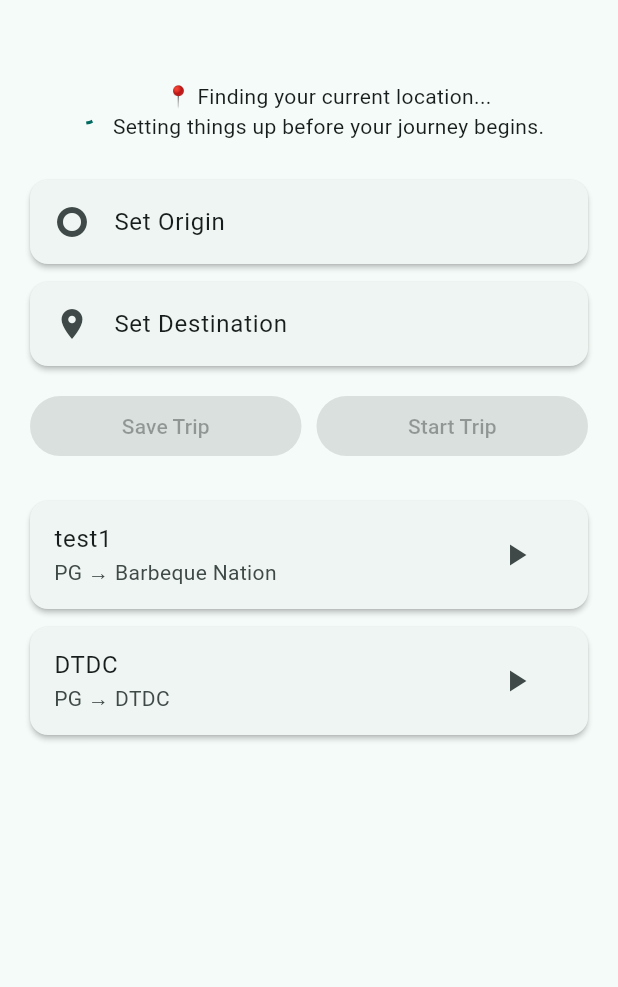
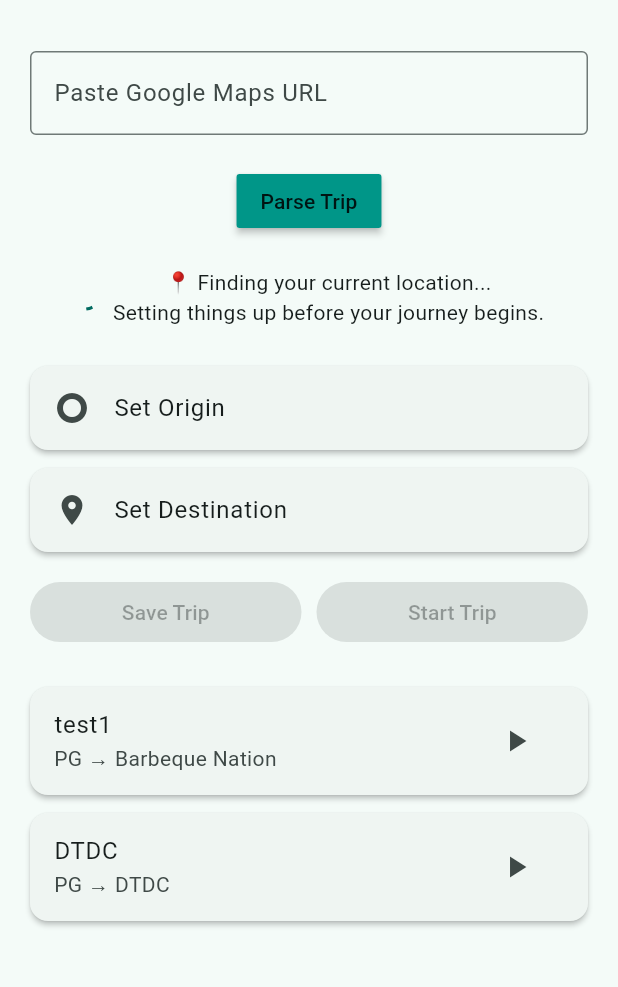
Before and after one commit to Swagnik02/Next-Stop, a Flutter app: the screen it shows after launch, on a phone screen of 412 x 824 dp, the part 63-1050 px from its top. Run offline on Flutter 3.47's test engine with Material 3 defaults, Android fonts, the phone set to English and light mode, and no system bars; our stand-ins replace flutter_riverpod, geolocator, permission_handler.

Commit message:
added gmaps shared link parser, added toString method to trip and waypoint model, added test_maps_parser

```diff
--- /dev/null
+++ b/lib/core/utils/maps_coordinate_parser.dart
@@ -0,0 +1,70 @@
+import 'package:next_stop/features/journey/models/trip_model.dart';
+import 'package:next_stop/features/journey/models/waypoint_model.dart';
+import 'package:next_stop/features/journey/models/waypoint_type_enum.dart';
+
+Trip extractTripFromMapsUrl(String url) {
+  Waypoint? origin;
+  Waypoint? destination;
+
+  String? extractDestinationName(String url) {
+    final match = RegExp(r'/dir/[^/]+/([^/@?]+)').firstMatch(url);
+
+    if (match == null) return null;
+
+    String raw = match.group(1)!;
+
+    raw = Uri.decodeComponent(raw);
+
+    raw = raw.replaceAll('+', ' ');
+
+    /// Often addresses follow after comma
+    return raw.split(',').first.trim();
+  }
+
+  final destinationName = extractDestinationName(url);
+
+  /// pattern: /dir/LAT,LNG
+  final dirMatch = RegExp(r'/dir/(-?\d+\.\d+),(-?\d+\.\d+)').firstMatch(url);
+
+  if (dirMatch != null) {
+    origin = Waypoint(
+      latitude: double.parse(dirMatch.group(1)!),
+      longitude: double.parse(dirMatch.group(2)!),
+      type: WaypointType.origin,
+      name: "Shared Origin",
+    );
+  }
+
+  /// pattern: !2dLNG!3dLAT
+  final placeMatch = RegExp(r'!2d(-?\d+\.\d+)!3d(-?\d+\.\d+)').firstMatch(url);
+
+  if (placeMatch != null) {
+    destination = Waypoint(
+      latitude: double.parse(placeMatch.group(2)!),
+      longitude: double.parse(placeMatch.group(1)!),
+      type: WaypointType.destination,
+      name: destinationName ?? "Shared Destination",
+    );
+  }
+
+  /// fallback
+  if (destination == null) {
+    final atMatch = RegExp(r'@(-?\d+\.\d+),(-?\d+\.\d+)').firstMatch(url);
+
+    if (atMatch != null) {
+      destination = Waypoint(
+        latitude: double.parse(atMatch.group(1)!),
+        longitude: double.parse(atMatch.group(2)!),
+        type: WaypointType.destination,
+        name: destinationName ?? "Shared Destination",
+      );
+    }
+  }
+
+  return Trip(
+    id: DateTime.now().millisecondsSinceEpoch.toString(),
+    name: destinationName ?? "Shared Trip",
+    origin: origin,
+    destination: destination,
+  );
+}
--- a/lib/features/journey/models/waypoint_model.dart
+++ b/lib/features/journey/models/waypoint_model.dart
@@ -20,4 +20,9 @@ class Waypoint {
 
     return type == WaypointType.origin ? "Origin" : "Destination";
   }
+
+  @override
+  String toString() {
+    return 'Waypoint(type: $type, lat: $latitude, lng: $longitude, name: $name)';
+  }
 }
--- a/lib/features/journey/view/journey_screen.dart
+++ b/lib/features/journey/view/journey_screen.dart
@@ -7,6 +7,7 @@ import 'package:next_stop/features/journey/models/waypoint_type_enum.dart';
 import 'package:next_stop/features/journey/utils/waypoint_picker.dart';
 import 'package:next_stop/features/journey/widgets/active_trip_card.dart';
 import 'package:next_stop/features/journey/widgets/saved_trips_list.dart';
+import 'package:next_stop/features/journey/widgets/test_maps_parser.dart';
 import 'package:next_stop/features/journey/widgets/trip_builder_card.dart';
 
 class JourneyScreen extends ConsumerStatefulWidget {
@@ -56,7 +57,7 @@ class _JourneyScreenState extends ConsumerState<JourneyScreen> {
     final distance = state.distance;
     final savedTrips = state.savedTrips;
 
-    // final isTracking = position != null;
+    // final isTracking = currentLocation != null;
 
     return Scaffold(
       appBar: AppBar(title: const Text("Next Stop"), centerTitle: true),
@@ -64,11 +65,12 @@ class _JourneyScreenState extends ConsumerState<JourneyScreen> {
         padding: const EdgeInsets.all(20),
         child: Column(
           children: [
+            TestMapsParser(),
             // trackingBar(
             //   showLocationDetails,
             //   isTracking,
             //   controller,
-            //   position,
+            //   currentLocation,
             //   toggleLocationDetails,
             // ),
             const SizedBox(height: 20),
--- /dev/null
+++ b/lib/features/journey/widgets/test_maps_parser.dart
@@ -0,0 +1,49 @@
+import 'package:flutter/material.dart';
+import 'package:next_stop/core/utils/maps_coordinate_parser.dart';
+import 'package:next_stop/core/utils/maps_link_resolver.dart';
+
+class TestMapsParser extends StatefulWidget {
+  const TestMapsParser({super.key});
+
+  @override
+  State<TestMapsParser> createState() => _TestMapsParserState();
+}
+
+class _TestMapsParserState extends State<TestMapsParser> {
+  final TextEditingController urlController = TextEditingController();
+
+  @override
+  Widget build(BuildContext context) {
+    return Column(
+      children: [
+        TextField(
+          controller: urlController,
+          decoration: const InputDecoration(
+            labelText: "Paste Google Maps URL",
+            border: OutlineInputBorder(),
+          ),
+        ),
+
+        const SizedBox(height: 20),
+
+        MaterialButton(
+          color: Colors.teal,
+          child: const Text("Parse Trip"),
+          onPressed: () async {
+            final url = urlController.text.trim();
+
+            if (url.isEmpty) return;
+
+            String? resolvedUrl = await getResolvedMapsUrl(url);
+            print(resolvedUrl);
+            if (resolvedUrl != null) {
+              final trip = extractTripFromMapsUrl(resolvedUrl);
+
+              print(trip.toString());
+            }
+          },
+        ),
+      ],
+    );
+  }
+}
--- a/pubspec.yaml
+++ b/pubspec.yaml
@@ -37,6 +37,7 @@ dependencies:
   flutter_riverpod: ^3.2.1
   permission_handler: ^12.0.1
   geolocator: ^14.0.2
+  http: ^1.6.0
 
 dev_dependencies:
   flutter_test:
```
Also changed, not shown: lib/core/utils/maps_link_resolver.dart (added, +51 -0 lines), lib/features/journey/models/trip_model.dart (+13 -0 lines), lib/features/journey/widgets/tracking_bar_widget.dart (+10 -10 lines), pubspec.lock.
